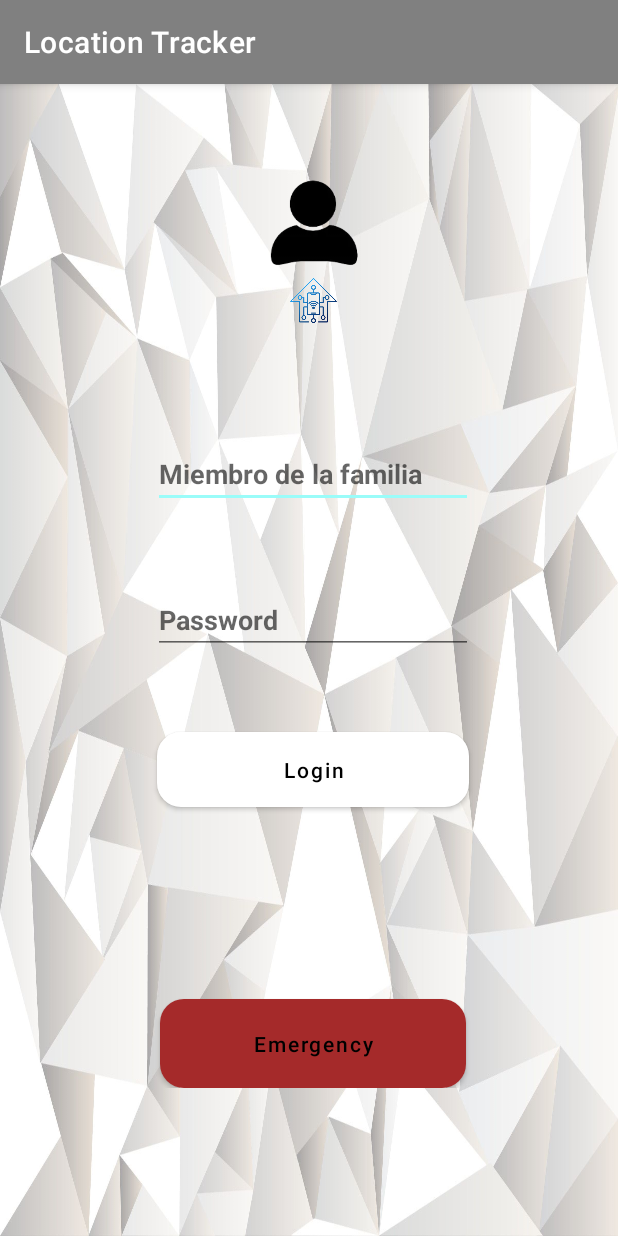
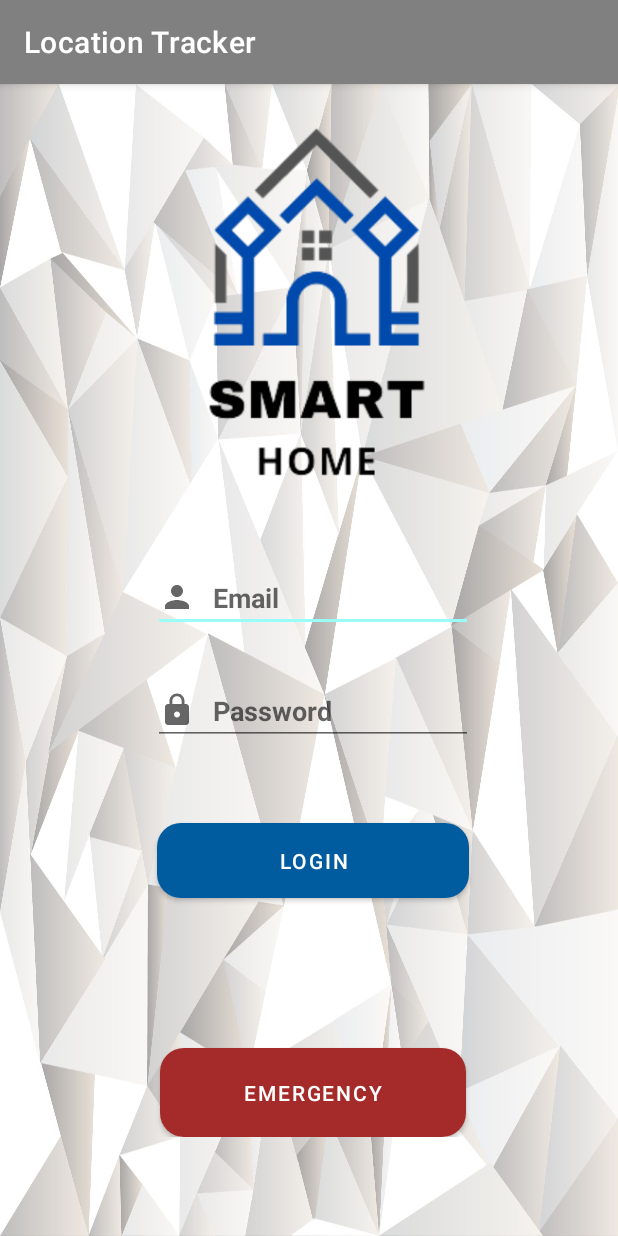
Before and after one commit to Felipe-SG14/DevOps_Project, an Android app: the screen it shows after launch (LoginActivity), on a phone screen of 412 x 824 dp. Run offline under Robolectric (Android 15) with nearby library versions, the phone set to English and light mode, and no system bars; our stand-ins replace Volley.

Commit message:
Cambio de logo en Login

```diff
--- /dev/null
+++ b/proyect_final/app/src/main/res/drawable/vector_lock.xml
@@ -0,0 +1,10 @@
+<vector xmlns:android="http://schemas.android.com/apk/res/android"
+    android:width="24dp"
+    android:height="24dp"
+    android:viewportWidth="24"
+    android:viewportHeight="24"
+    android:tint="?attr/colorControlNormal">
+  <path
+      android:fillColor="@android:color/white"
+      android:pathData="M18,8h-1L17,6c0,-2.76 -2.24,-5 -5,-5S7,3.24 7,6v2L6,8c-1.1,0 -2,0.9 -2,2v10c0,1.1 0.9,2 2,2h12c1.1,0 2,-0.9 2,-2L20,10c0,-1.1 -0.9,-2 -2,-2zM12,17c-1.1,0 -2,-0.9 -2,-2s0.9,-2 2,-2 2,0.9 2,2 -0.9,2 -2,2zM15.1,8L8.9,8L8.9,6c0,-1.71 1.39,-3.1 3.1,-3.1 1.71,0 3.1,1.39 3.1,3.1v2z"/>
+</vector>
--- /dev/null
+++ b/proyect_final/app/src/main/res/drawable/vector_person.xml
@@ -0,0 +1,10 @@
+<vector xmlns:android="http://schemas.android.com/apk/res/android"
+    android:width="24dp"
+    android:height="24dp"
+    android:viewportWidth="24"
+    android:viewportHeight="24"
+    android:tint="?attr/colorControlNormal">
+  <path
+      android:fillColor="@color/blue_dark"
+      android:pathData="M12,12c2.21,0 4,-1.79 4,-4s-1.79,-4 -4,-4 -4,1.79 -4,4 1.79,4 4,4zM12,14c-2.67,0 -8,1.34 -8,4v2h16v-2c0,-2.66 -5.33,-4 -8,-4z"/>
+</vector>
--- a/proyect_final/app/src/main/res/layout/activity_login.xml
+++ b/proyect_final/app/src/main/res/layout/activity_login.xml
@@ -34,30 +34,28 @@
 
             <ImageView
                 android:id="@+id/imageView"
-                android:layout_width="73dp"
-                android:layout_height="57dp"
-                android:layout_marginTop="64dp"
+                android:layout_width="250dp"
+                android:layout_height="250dp"
+                android:layout_marginTop="20dp"
                 app:layout_constraintEnd_toEndOf="parent"
                 app:layout_constraintHorizontal_bias="0.498"
                 app:layout_constraintStart_toStartOf="parent"
                 app:layout_constraintTop_toTopOf="parent"
-                app:srcCompat="@drawable/usuario" />
+                app:srcCompat="@drawable/loginlogo" />
 
-            <ImageView
-                android:id="@+id/imageView4"
-                android:layout_width="67dp"
-                android:layout_height="46dp"
-                app:srcCompat="@drawable/logo" />
+
 
             <EditText
                 android:id="@+id/editTextTextPersonName"
                 android:layout_width="wrap_content"
                 android:layout_height="wrap_content"
-                android:layout_marginTop="70dp"
+                android:layout_marginTop="50dp"
                 android:ems="10"
-                android:hint="Miembro de la familia"
+                android:hint="Email"
                 android:inputType="textPersonName"
                 android:textStyle="bold"
+                android:drawablePadding="12dp"
+                android:drawableStart="@drawable/vector_person"
                 app:layout_constraintEnd_toEndOf="parent"
                 app:layout_constraintStart_toStartOf="parent"
                 app:layout_constraintTop_toBottomOf="@+id/imageView" />
@@ -66,11 +64,13 @@
                 android:id="@+id/editTextTextPassword"
                 android:layout_width="wrap_content"
                 android:layout_height="wrap_content"
-                android:layout_marginTop="52dp"
+                android:layout_marginTop="30dp"
                 android:ems="10"
                 android:hint="Password"
                 android:inputType="textPassword"
                 android:textStyle="bold"
+                android:drawablePadding="12dp"
+                android:drawableStart="@drawable/vector_lock"
                 app:layout_constraintEnd_toEndOf="parent"
                 app:layout_constraintStart_toStartOf="parent"
                 app:layout_constraintTop_toBottomOf="@+id/editTextTextPersonName" />
@@ -85,8 +85,8 @@
                 android:onClick="loginButton"
                 android:text="@string/btn_login"
                 android:textAllCaps="false"
-                android:textColor="@color/black"
-                app:backgroundTint="@color/white"
+                android:textColor="@color/white"
+                app:backgroundTint="@color/blue_dark"
                 app:layout_constraintEnd_toEndOf="parent"
                 app:layout_constraintHorizontal_bias="0.507"
                 app:layout_constraintStart_toStartOf="parent"
@@ -96,10 +96,11 @@
                 android:id="@+id/button5"
                 android:layout_width="204dp"
                 android:layout_height="59dp"
-                android:layout_marginTop="128dp"
+                android:layout_marginTop="100dp"
                 android:background="@drawable/button_rounded"
                 android:onClick="btnRecordPress"
                 android:text="@string/btn_emergencia"
+                android:textColor="@color/white"
                 android:textAllCaps="false"
                 app:backgroundTint="@color/red"
                 app:layout_constraintStart_toStartOf="parent"
--- a/proyect_final/app/src/main/res/values/strings.xml
+++ b/proyect_final/app/src/main/res/values/strings.xml
@@ -5,12 +5,12 @@
     <string name="latitude_label">Latitud</string>
     <string name="activity_label">Actividad</string>
     <string name="btn_regresar">Back</string>
-    <string name="btn_login">Login</string>
+    <string name="btn_login">LOGIN</string>
     <string name="btn_luces">Lights</string>
     <string name="btn_musica">Music</string>
     <string name="btn_dejcompubi">Stop sharing location</string>
     <string name="btn_mandarubi">Share Location</string>
-    <string name="btn_emergencia">Emergency</string>
+    <string name="btn_emergencia">EMERGENCY</string>
     <string name="casa">casa</string>
     <string name="Location">Location</string>
     <string name="main_Bedroom">Main Bedroom</string>
```
Also changed, not shown: proyect_final/app/src/main/res/drawable/loginlogo.png (added).
